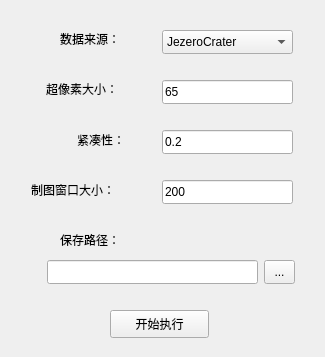
Qt form Windows/class_window.ui (ausch11/MapOfMars) before a commit.
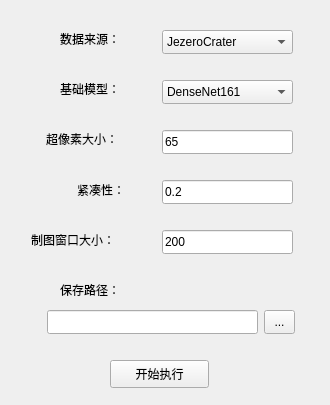
The same form after that commit.

What changed in the file:
```diff
--- a/Windows/class_window.ui
+++ b/Windows/class_window.ui
@@ -6,8 +6,8 @@
    <rect>
     <x>0</x>
     <y>0</y>
-    <width>325</width>
-    <height>357</height>
+    <width>330</width>
+    <height>405</height>
    </rect>
   </property>
   <property name="windowTitle">
@@ -31,7 +31,7 @@
     <property name="geometry">
      <rect>
       <x>110</x>
-      <y>310</y>
+      <y>360</y>
       <width>99</width>
       <height>28</height>
      </rect>
@@ -64,7 +64,7 @@
     <property name="geometry">
      <rect>
       <x>46</x>
-      <y>80</y>
+      <y>130</y>
       <width>91</width>
       <height>18</height>
      </rect>
@@ -77,7 +77,7 @@
     <property name="geometry">
      <rect>
       <x>77</x>
-      <y>130</y>
+      <y>180</y>
       <width>71</width>
       <height>20</height>
      </rect>
@@ -90,7 +90,7 @@
     <property name="geometry">
      <rect>
       <x>31</x>
-      <y>180</y>
+      <y>230</y>
       <width>101</width>
       <height>20</height>
      </rect>
@@ -103,7 +103,7 @@
     <property name="geometry">
      <rect>
       <x>60</x>
-      <y>230</y>
+      <y>280</y>
       <width>71</width>
       <height>20</height>
      </rect>
@@ -116,7 +116,7 @@
     <property name="geometry">
      <rect>
       <x>47</x>
-      <y>260</y>
+      <y>310</y>
       <width>211</width>
       <height>24</height>
      </rect>
@@ -126,7 +126,7 @@
     <property name="geometry">
      <rect>
       <x>264</x>
-      <y>260</y>
+      <y>310</y>
       <width>31</width>
       <height>24</height>
      </rect>
@@ -139,7 +139,7 @@
     <property name="geometry">
      <rect>
       <x>162</x>
-      <y>80</y>
+      <y>130</y>
       <width>131</width>
       <height>24</height>
      </rect>
@@ -152,7 +152,7 @@
     <property name="geometry">
      <rect>
       <x>162</x>
-      <y>130</y>
+      <y>180</y>
       <width>131</width>
       <height>24</height>
      </rect>
@@ -165,7 +165,7 @@
     <property name="geometry">
      <rect>
       <x>162</x>
-      <y>180</y>
+      <y>230</y>
       <width>131</width>
       <height>24</height>
      </rect>
@@ -174,6 +174,79 @@
      <string>200</string>
     </property>
    </widget>
+   <widget class="QLabel" name="label2_2">
+    <property name="geometry">
+     <rect>
+      <x>60</x>
+      <y>80</y>
+      <width>71</width>
+      <height>18</height>
+     </rect>
+    </property>
+    <property name="text">
+     <string>基础模型：</string>
+    </property>
+   </widget>
+   <widget class="QComboBox" name="p_netcls">
+    <property name="geometry">
+     <rect>
+      <x>162</x>
+      <y>80</y>
+      <width>131</width>
+      <height>24</height>
+     </rect>
+    </property>
+    <item>
+     <property name="text">
+      <string>DenseNet161</string>
+     </property>
+    </item>
+    <item>
+     <property name="text">
+      <string>EfficientNet-V2</string>
+     </property>
+    </item>
+    <item>
+     <property name="text">
+      <string>Inception-V3</string>
+     </property>
+    </item>
+    <item>
+     <property name="text">
+      <string>ConvNeXt-V2-T</string>
+     </property>
+    </item>
+    <item>
+     <property name="text">
+      <string>MarsMapFormer</string>
+     </property>
+    </item>
+    <item>
+     <property name="text">
+      <string>MViTv2-T</string>
+     </property>
+    </item>
+    <item>
+     <property name="text">
+      <string>PoolFormer-S36</string>
+     </property>
+    </item>
+    <item>
+     <property name="text">
+      <string>ResNet50</string>
+     </property>
+    </item>
+    <item>
+     <property name="text">
+      <string>Swin-T</string>
+     </property>
+    </item>
+    <item>
+     <property name="text">
+      <string>ViT-L</string>
+     </property>
+    </item>
+   </widget>
   </widget>
  </widget>
  <resources/>
```
